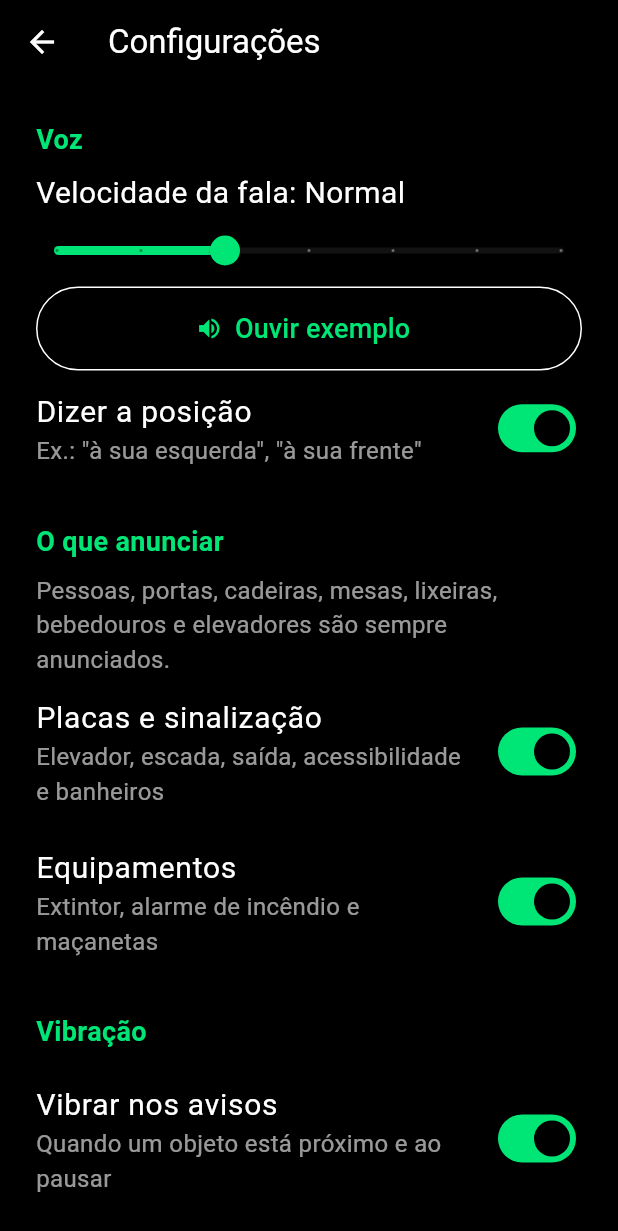
After one commit to breeramon/TCC_VisaoComputacional, a Flutter app: the CameraScreen screen opened directly, after a tap on the "settings" icon, on a phone screen of 412 x 824 dp. The commit adds this screen. Shown: the top 1231 px of the screen. Run offline on Flutter 3.47's test engine with Material 3 defaults, Android fonts, the phone set to English and light mode, and no system bars; our stand-ins replace flutter_tts, permission_handler, shared_preferences, vibration, wakelock_plus; missing offline and left inert: ultralytics_yolo; accounts and stored records are empty.

Commit message:
tela de configurações (velocidade da fala, posição, classes e vibração)

```diff
--- /dev/null
+++ b/app_mobile/lib/config/configuracoes.dart
@@ -0,0 +1,110 @@
+import 'package:shared_preferences/shared_preferences.dart';
+
+/// Preferências do usuário, guardadas só no aparelho.
+class Configuracoes {
+  /// Velocidade da fala no flutter_tts (Android: 0.0 a 1.0; 0.5 = normal).
+  final double velocidadeFala;
+  final bool vibracao;
+
+  /// Diz "à sua esquerda / frente / direita" depois do nome do objeto.
+  final bool anunciarPosicao;
+
+  /// Placas: elevador, escada, saída, acessibilidade, banheiros.
+  final bool anunciarSinalizacao;
+
+  /// Extintor, alarme de incêndio e maçanetas.
+  final bool anunciarEquipamentos;
+
+  const Configuracoes({
+    this.velocidadeFala = 0.5,
+    this.vibracao = true,
+    this.anunciarPosicao = true,
+    this.anunciarSinalizacao = true,
+    this.anunciarEquipamentos = true,
+  });
+
+  static const velocidadeMinima = 0.3;
+  static const velocidadeMaxima = 1.0;
+
+  /// Classes que podem ser desligadas, por grupo. Obstáculos (pessoa, porta,
+  /// cadeira, mesa, lixeira, bebedouro, elevador) são sempre anunciados.
+  static const classesSinalizacao = {
+    'elevator sign',
+    'stair sign',
+    'exit sign',
+    'acessibility',
+    'men washroom',
+    'women washrooom',
+  };
+  static const classesEquipamentos = {
+    'fire extinguisher',
+    'fire alarm',
+    'handle',
+    'push handle',
+  };
+
+  /// Se a classe deve ser anunciada com estas configurações.
+  bool anuncia(String classe) {
+    if (classesSinalizacao.contains(classe)) return anunciarSinalizacao;
+    if (classesEquipamentos.contains(classe)) return anunciarEquipamentos;
+    return true;
+  }
+
+  Configuracoes copyWith({
+    double? velocidadeFala,
+    bool? vibracao,
+    bool? anunciarPosicao,
+    bool? anunciarSinalizacao,
+    bool? anunciarEquipamentos,
+  }) {
+    return Configuracoes(
+      velocidadeFala: velocidadeFala ?? this.velocidadeFala,
+      vibracao: vibracao ?? this.vibracao,
+      anunciarPosicao: anunciarPosicao ?? this.anunciarPosicao,
+      anunciarSinalizacao: anunciarSinalizacao ?? this.anunciarSinalizacao,
+      anunciarEquipamentos: anunciarEquipamentos ?? this.anunciarEquipamentos,
+    );
+  }
+
+  // ---------------------------------------------------------------------------
+  // Persistência
+  // ---------------------------------------------------------------------------
+
+  static const _kVelocidade = 'config_velocidade_fala';
+  static const _kVibracao = 'config_vibracao';
+  static const _kPosicao = 'config_anunciar_posicao';
+  static const _kSinalizacao = 'config_anunciar_sinalizacao';
+  static const _kEquipamentos = 'config_anunciar_equipamentos';
+
+  static Future<Configuracoes> carregar() async {
+    const padrao = Configuracoes();
+    try {
+      final p = await SharedPreferences.getInstance();
+      return Configuracoes(
+        velocidadeFala: (p.getDouble(_kVelocidade) ?? padrao.velocidadeFala)
+            .clamp(velocidadeMinima, velocidadeMaxima),
+        vibracao: p.getBool(_kVibracao) ?? padrao.vibracao,
+        anunciarPosicao: p.getBool(_kPosicao) ?? padrao.anunciarPosicao,
+        anunciarSinalizacao:
+            p.getBool(_kSinalizacao) ?? padrao.anunciarSinalizacao,
+        anunciarEquipamentos:
+            p.getBool(_kEquipamentos) ?? padrao.anunciarEquipamentos,
+      );
+    } catch (_) {
+      return padrao;
+    }
+  }
+
+  Future<void> salvar() async {
+    try {
+      final p = await SharedPreferences.getInstance();
+      await p.setDouble(_kVelocidade, velocidadeFala);
+      await p.setBool(_kVibracao, vibracao);
+      await p.setBool(_kPosicao, anunciarPosicao);
+      await p.setBool(_kSinalizacao, anunciarSinalizacao);
+      await p.setBool(_kEquipamentos, anunciarEquipamentos);
+    } catch (_) {
+      // Se não salvar, a configuração vale só até fechar o app
+    }
+  }
+}
--- a/app_mobile/lib/feedback/vibracao_service.dart
+++ b/app_mobile/lib/feedback/vibracao_service.dart
@@ -6,6 +6,9 @@ import 'package:vibration/vibration.dart';
 /// (útil em lugares barulhentos ou para quem também tem perda auditiva).
 class VibracaoService {
   bool _disponivel = false;
+
+  /// Liga/desliga pela tela de configurações.
+  bool ativo = true;
 
   // Padrões: [espera, vibra, espera, vibra, ...] em milissegundos
   static const List<int> _padraoProximo = [0, 120];
@@ -36,7 +39,7 @@ class VibracaoService {
   void retomada() => _vibrar(_padraoRetomada);
 
   void _vibrar(List<int> padrao) {
-    if (!_disponivel) return;
+    if (!_disponivel || !ativo) return;
     try {
       Vibration.vibrate(pattern: padrao);
     } catch (_) {
--- a/app_mobile/lib/screens/camera_screen.dart
+++ b/app_mobile/lib/screens/camera_screen.dart
@@ -2,10 +2,12 @@ import 'package:flutter/material.dart';
 import 'package:ultralytics_yolo/ultralytics_yolo.dart';
 import 'package:ultralytics_yolo/widgets/yolo_controller.dart';
 import 'package:wakelock_plus/wakelock_plus.dart';
+import '../config/configuracoes.dart';
 import '../detector/limiares_confianca.dart';
 import '../detector/object_detector.dart';
 import '../feedback/vibracao_service.dart';
 import '../tts/tts_service.dart';
+import 'configuracoes_screen.dart';
 import 'sobre_screen.dart';
 
 // Cores por prioridade (espelha a lógica do script Python)
@@ -72,6 +74,7 @@ class _CameraScreenState extends State<CameraScreen>
 
   bool _pausado = false;
   bool _emSegundoPlano = false;
+  Configuracoes _config = const Configuracoes();
 
   // Uma única YOLOView fica montada o tempo todo. No ultralytics_yolo 0.2.0:
   // - controller.stop() descarta o modelo e os callbacks, e restartCamera()
@@ -86,8 +89,7 @@ class _CameraScreenState extends State<CameraScreen>
   void initState() {
     super.initState();
     WidgetsBinding.instance.addObserver(this);
-    _tts.init();
-    _vibracao.init();
+    _iniciarServicos();
     _tts.aoAnunciar = _vibracao.proximidade;
     // Guardados no controller e aplicados quando a câmera nativa inicializa
     _yoloController.setThresholds(
@@ -97,6 +99,18 @@ class _CameraScreenState extends State<CameraScreen>
     );
     // Mantém a tela ligada: se ela apagar, a câmera para
     WakelockPlus.enable();
+  }
+
+  Future<void> _iniciarServicos() async {
+    await _tts.init();
+    await _vibracao.init();
+    await _aplicarConfiguracoes(await Configuracoes.carregar());
+  }
+
+  Future<void> _aplicarConfiguracoes(Configuracoes config) async {
+    _config = config;
+    _vibracao.ativo = config.vibracao;
+    await _tts.aplicarConfiguracoes(config);
   }
 
   @override
@@ -150,6 +164,18 @@ class _CameraScreenState extends State<CameraScreen>
     await Navigator.of(
       context,
     ).push(MaterialPageRoute(builder: (_) => const SobreScreen()));
+    if (!mounted) return;
+    if (!estavaPausado) await _alternarPausa();
+  }
+
+  Future<void> _abrirConfiguracoes() async {
+    final estavaPausado = _pausado;
+    if (!estavaPausado) await _alternarPausa();
+    if (!mounted) return;
+    final nova = await Navigator.of(context).push<Configuracoes>(
+      MaterialPageRoute(builder: (_) => ConfiguracoesScreen(inicial: _config)),
+    );
+    if (nova != null) await _aplicarConfiguracoes(nova);
     if (!mounted) return;
     if (!estavaPausado) await _alternarPausa();
   }
@@ -318,6 +344,13 @@ class _CameraScreenState extends State<CameraScreen>
               ),
             ),
             IconButton(
+              onPressed: _abrirConfiguracoes,
+              icon: const Icon(Icons.settings, color: Colors.white),
+              tooltip: 'Configurações',
+              iconSize: 28,
+              constraints: const BoxConstraints(minWidth: 48, minHeight: 48),
+            ),
+            IconButton(
               onPressed: _abrirSobre,
               icon: const Icon(Icons.info_outline, color: Colors.white),
               tooltip: 'Sobre o VozGuia',
--- /dev/null
+++ b/app_mobile/lib/screens/configuracoes_screen.dart
@@ -0,0 +1,220 @@
+import 'package:flutter/material.dart';
+import 'package:flutter_tts/flutter_tts.dart';
+import '../config/configuracoes.dart';
+
+/// Tela de configurações. Cada mudança é salva na hora.
+/// Ao sair, devolve as configurações atuais pelo Navigator.pop.
+class ConfiguracoesScreen extends StatefulWidget {
+  final Configuracoes inicial;
+
+  const ConfiguracoesScreen({super.key, required this.inicial});
+
+  @override
+  State<ConfiguracoesScreen> createState() => _ConfiguracoesScreenState();
+}
+
+class _ConfiguracoesScreenState extends State<ConfiguracoesScreen> {
+  late Configuracoes _config = widget.inicial;
+  final FlutterTts _teste = FlutterTts();
+
+  // Passos da velocidade da fala, com nome para o leitor de tela
+  static const _passos = <(double, String)>[
+    (0.3, 'Muito lenta'),
+    (0.4, 'Lenta'),
+    (0.5, 'Normal'),
+    (0.6, 'Um pouco rápida'),
+    (0.7, 'Rápida'),
+    (0.85, 'Muito rápida'),
+    (1.0, 'Máxima'),
+  ];
+
+  int get _indiceVelocidade {
+    var melhor = 0;
+    for (var i = 0; i < _passos.length; i++) {
+      if ((_passos[i].$1 - _config.velocidadeFala).abs() <
+          (_passos[melhor].$1 - _config.velocidadeFala).abs()) {
+        melhor = i;
+      }
+    }
+    return melhor;
+  }
+
+  @override
+  void initState() {
+    super.initState();
+    _teste.setLanguage('pt-BR');
+  }
+
+  @override
+  void dispose() {
+    _teste.stop();
+    super.dispose();
+  }
+
+  void _atualizar(Configuracoes nova) {
+    setState(() => _config = nova);
+    nova.salvar();
+  }
+
+  Future<void> _testarVelocidade() async {
+    await _teste.stop();
+    await _teste.setSpeechRate(_config.velocidadeFala);
+    await _teste.speak('Porta à sua frente.');
+  }
+
+  Widget _titulo(String texto) => Padding(
+    padding: const EdgeInsets.fromLTRB(24, 24, 24, 8),
+    child: Semantics(
+      header: true,
+      child: Text(
+        texto,
+        style: TextStyle(
+          color: Colors.greenAccent.shade400,
+          fontSize: 18,
+          fontWeight: FontWeight.bold,
+        ),
+      ),
+    ),
+  );
+
+  Widget _chave({
+    required String titulo,
+    required String descricao,
+    required bool valor,
+    required ValueChanged<bool> aoMudar,
+  }) {
+    return SwitchListTile(
+      contentPadding: const EdgeInsets.symmetric(horizontal: 24, vertical: 4),
+      title: Text(
+        titulo,
+        style: const TextStyle(color: Colors.white, fontSize: 20),
+      ),
+      subtitle: Text(
+        descricao,
+        style: const TextStyle(color: Colors.white60, fontSize: 16),
+      ),
+      value: valor,
+      onChanged: aoMudar,
+    );
+  }
+
+  @override
+  Widget build(BuildContext context) {
+    final indice = _indiceVelocidade;
+    final nomeVelocidade = _passos[indice].$2;
+
+    return PopScope(
+      canPop: false,
+      onPopInvokedWithResult: (didPop, _) {
+        if (!didPop) Navigator.of(context).pop(_config);
+      },
+      child: Scaffold(
+        backgroundColor: Colors.black,
+        appBar: AppBar(
+          title: const Text('Configurações'),
+          backgroundColor: Colors.black,
+        ),
+        body: SafeArea(
+          child: ListView(
+            children: [
+              _titulo('Voz'),
+              Padding(
+                padding: const EdgeInsets.symmetric(horizontal: 24),
+                child: ExcludeSemantics(
+                  child: Text(
+                    'Velocidade da fala: $nomeVelocidade',
+                    style: const TextStyle(color: Colors.white, fontSize: 20),
+                  ),
+                ),
+              ),
+              Padding(
+                padding: const EdgeInsets.symmetric(horizontal: 12),
+                child: Semantics(
+                  label: 'Velocidade da fala',
+                  child: Slider(
+                    value: indice.toDouble(),
+                    min: 0,
+                    max: (_passos.length - 1).toDouble(),
+                    divisions: _passos.length - 1,
+                    label: nomeVelocidade,
+                    semanticFormatterCallback: (v) => _passos[v.round()].$2,
+                    onChanged: (v) => _atualizar(
+                      _config.copyWith(velocidadeFala: _passos[v.round()].$1),
+                    ),
+                    onChangeEnd: (_) => _testarVelocidade(),
+                  ),
+                ),
+              ),
+              Padding(
+                padding: const EdgeInsets.symmetric(horizontal: 24),
+                child: SizedBox(
+                  height: 56,
+                  child: OutlinedButton.icon(
+                    onPressed: _testarVelocidade,
+                    icon: const ExcludeSemantics(child: Icon(Icons.volume_up)),
+                    label: const Text(
+                      'Ouvir exemplo',
+                      style: TextStyle(fontSize: 18),
+                    ),
+                  ),
+                ),
+              ),
+              _chave(
+                titulo: 'Dizer a posição',
+                descricao: 'Ex.: "à sua esquerda", "à sua frente"',
+                valor: _config.anunciarPosicao,
+                aoMudar: (v) =>
+                    _atualizar(_config.copyWith(anunciarPosicao: v)),
+              ),
+              _titulo('O que anunciar'),
+              const Padding(
+                padding: EdgeInsets.symmetric(horizontal: 24),
+                child: Text(
+                  'Pessoas, portas, cadeiras, mesas, lixeiras, bebedouros e '
+                  'elevadores são sempre anunciados.',
+                  style: TextStyle(color: Colors.white60, fontSize: 16),
+                ),
+              ),
+              _chave(
+                titulo: 'Placas e sinalização',
+                descricao:
+                    'Elevador, escada, saída, acessibilidade e banheiros',
+                valor: _config.anunciarSinalizacao,
+                aoMudar: (v) =>
+                    _atualizar(_config.copyWith(anunciarSinalizacao: v)),
+              ),
+              _chave(
+                titulo: 'Equipamentos',
+                descricao: 'Extintor, alarme de incêndio e maçanetas',
+                valor: _config.anunciarEquipamentos,
+                aoMudar: (v) =>
+                    _atualizar(_config.copyWith(anunciarEquipamentos: v)),
+              ),
+              _titulo('Vibração'),
+              _chave(
+                titulo: 'Vibrar nos avisos',
+                descricao: 'Quando um objeto está próximo e ao pausar',
+                valor: _config.vibracao,
+                aoMudar: (v) => _atualizar(_config.copyWith(vibracao: v)),
+              ),
+              const SizedBox(height: 16),
+              Padding(
+                padding: const EdgeInsets.all(24),
+                child: SizedBox(
+                  height: 56,
+                  child: TextButton(
+                    onPressed: () => _atualizar(const Configuracoes()),
+                    child: const Text(
+                      'Restaurar padrões',
+                      style: TextStyle(fontSize: 18),
+                    ),
+                  ),
+                ),
+              ),
+            ],
+          ),
+        ),
+      ),
+    );
+  }
+}
--- a/app_mobile/lib/tts/tts_service.dart
+++ b/app_mobile/lib/tts/tts_service.dart
@@ -1,5 +1,6 @@
 import 'package:flutter/foundation.dart';
 import 'package:flutter_tts/flutter_tts.dart';
+import '../config/configuracoes.dart';
 import '../detector/object_detector.dart';
 
 /// Gerencia a síntese de voz com lógica de:
@@ -14,6 +15,7 @@ class TtsService {
   bool _speaking = false;
   bool _falandoUrgente = false;
   bool _ativo = true;
+  Configuracoes _config = const Configuracoes();
 
   /// Chamado a cada aviso de detecção com o maior nível de proximidade dos
   /// objetos anunciados (0 = longe, 1 = próximo, 2 = muito próximo).
@@ -126,7 +128,7 @@ class TtsService {
 
   Future<void> init() async {
     await _tts.setLanguage('pt-BR');
-    await _tts.setSpeechRate(0.5);
+    await _tts.setSpeechRate(_config.velocidadeFala);
     await _tts.setVolume(1.0);
     await _tts.setPitch(1.0);
     // Sem setCancelHandler de propósito: quando a fala é interrompida,
@@ -138,6 +140,12 @@ class TtsService {
   void _fimDaFala() {
     _speaking = false;
     _falandoUrgente = false;
+  }
+
+  /// Aplica as configurações do usuário (velocidade da fala, classes, posição).
+  Future<void> aplicarConfiguracoes(Configuracoes config) async {
+    _config = config;
+    await _tts.setSpeechRate(config.velocidadeFala);
   }
 
   /// Para de anunciar e esquece o que estava vendo.
@@ -169,6 +177,8 @@ class TtsService {
     final Map<String, ({String posicao, double area, int nivelProx})> vistos =
         {};
     for (final d in detections) {
+      // Classes desligadas nas configurações não são anunciadas
+      if (!_config.anuncia(d.className)) continue;
       final posicao = _calcularPosicao(d.x1, d.x2);
       final area = (d.x2 - d.x1) * (d.y2 - d.y1);
       final nivelProx = nivelProximidade(d.className, area);
@@ -227,7 +237,9 @@ class TtsService {
         candidatos.add((
           nivel: nivel,
           urgente: info.nivelProx == 2,
-          texto: '$prefixo$nomePt$sufixo ${info.posicao}',
+          texto: _config.anunciarPosicao
+              ? '$prefixo$nomePt$sufixo ${info.posicao}'
+              : '$prefixo$nomePt$sufixo',
           obj: obj,
         ));
       }
```
Also changed, not shown: 1 other file.
